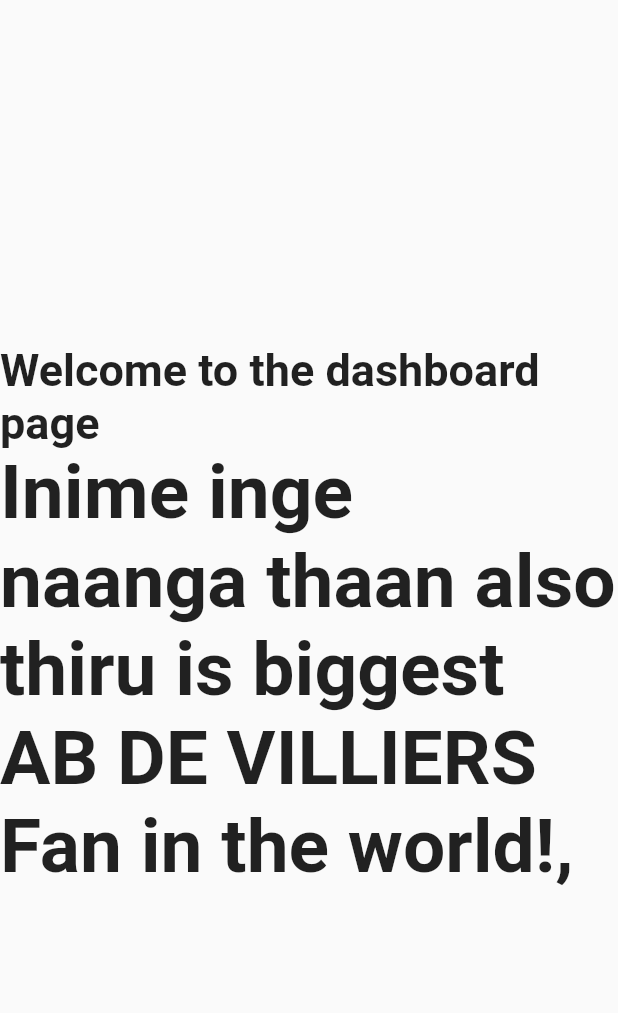
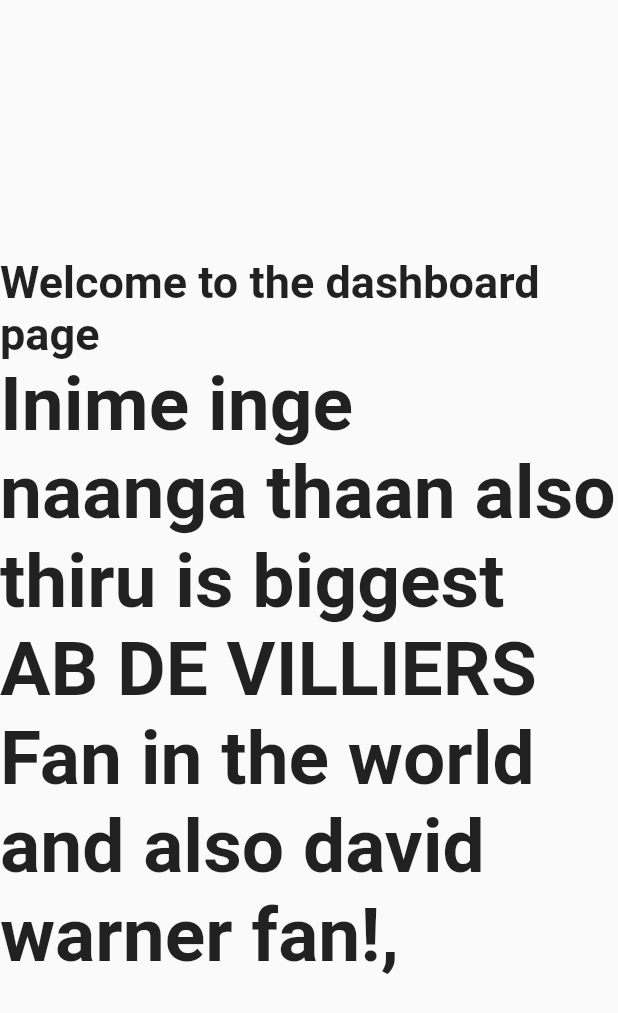
Before and after one commit to DEVI2899/Testing, a Flutter app: the Welcomepage screen opened directly, on a phone screen of 412 x 824 dp. Shown: the top 1013 px of the screen. Run offline on Flutter 3.47's test engine with Material 2 defaults, Android fonts, the phone set to English and light mode, and no system bars.

Commit message:
update new
new player

```diff
--- a/lib/welcomepage.dart
+++ b/lib/welcomepage.dart
@@ -12,7 +12,7 @@ class Welcomepage extends StatelessWidget {
           children: const [
             Text('Welcome to the dashboard  page',style: TextStyle(fontSize: 30,
             fontWeight: FontWeight.bold),) ,
-          Text('Inime inge naanga thaan also thiru is biggest AB DE VILLIERS Fan in the world!,',style: TextStyle(
+          Text('Inime inge naanga thaan also thiru is biggest AB DE VILLIERS Fan in the world and also david warner fan!,',style: TextStyle(
             fontWeight: FontWeight.bold,fontSize: 50
           ),)],
         ),
```
